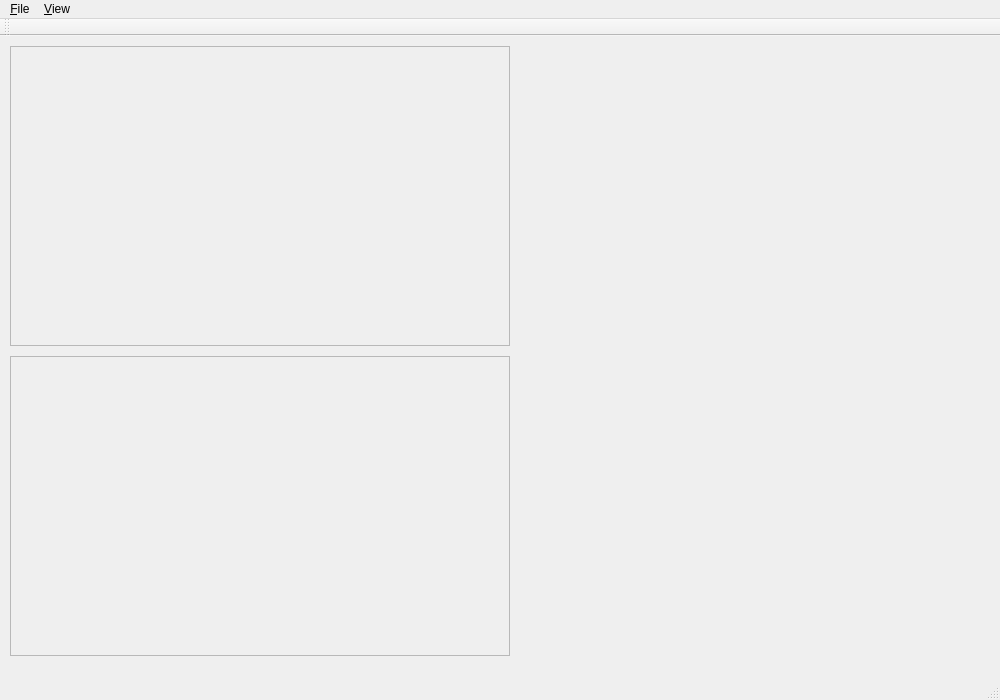
Before: the Qt Designer form mainwindow.ui in phlo577/lut3d, drawn with Qt 5.
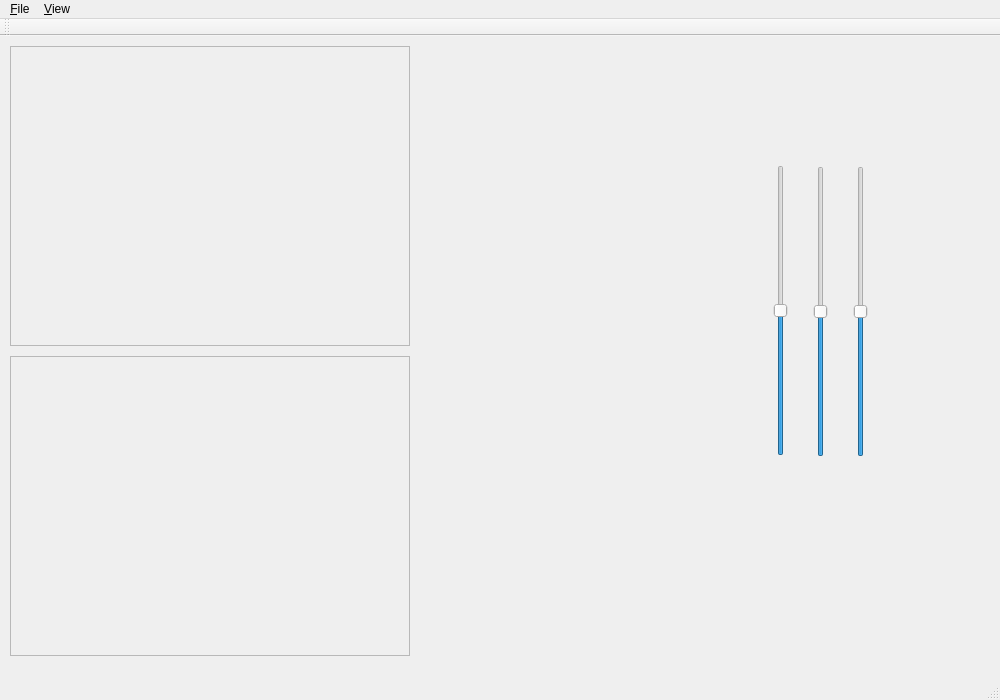
After: the same form once the commit is applied.

Commit message: Added 32bit and 48bit depth handling.\n Added color conversions.\n Added identity lut.\n Added simple L*a*b adjustment GUI.

Diff of the .ui file:
```diff
--- a/mainwindow.ui
+++ b/mainwindow.ui
@@ -25,7 +25,7 @@
      <rect>
       <x>10</x>
       <y>10</y>
-      <width>500</width>
+      <width>400</width>
       <height>300</height>
      </rect>
     </property>
@@ -49,7 +49,7 @@
       <rect>
        <x>0</x>
        <y>0</y>
-       <width>498</width>
+       <width>398</width>
        <height>298</height>
       </rect>
      </property>
@@ -60,7 +60,7 @@
      <rect>
       <x>10</x>
       <y>320</y>
-      <width>500</width>
+      <width>400</width>
       <height>300</height>
      </rect>
     </property>
@@ -78,12 +78,78 @@
       <rect>
        <x>0</x>
        <y>0</y>
-       <width>498</width>
+       <width>398</width>
        <height>298</height>
       </rect>
      </property>
     </widget>
    </widget>
+   <widget class="QSlider" name="sliderL">
+    <property name="geometry">
+     <rect>
+      <x>770</x>
+      <y>129</y>
+      <width>22</width>
+      <height>291</height>
+     </rect>
+    </property>
+    <property name="minimum">
+     <number>-30</number>
+    </property>
+    <property name="maximum">
+     <number>30</number>
+    </property>
+    <property name="singleStep">
+     <number>1</number>
+    </property>
+    <property name="value">
+     <number>0</number>
+    </property>
+    <property name="sliderPosition">
+     <number>0</number>
+    </property>
+    <property name="orientation">
+     <enum>Qt::Vertical</enum>
+    </property>
+   </widget>
+   <widget class="QSlider" name="sliderA">
+    <property name="geometry">
+     <rect>
+      <x>810</x>
+      <y>130</y>
+      <width>22</width>
+      <height>291</height>
+     </rect>
+    </property>
+    <property name="minimum">
+     <number>-30</number>
+    </property>
+    <property name="maximum">
+     <number>30</number>
+    </property>
+    <property name="orientation">
+     <enum>Qt::Vertical</enum>
+    </property>
+   </widget>
+   <widget class="QSlider" name="sliderB">
+    <property name="geometry">
+     <rect>
+      <x>850</x>
+      <y>130</y>
+      <width>22</width>
+      <height>291</height>
+     </rect>
+    </property>
+    <property name="minimum">
+     <number>-30</number>
+    </property>
+    <property name="maximum">
+     <number>30</number>
+    </property>
+    <property name="orientation">
+     <enum>Qt::Vertical</enum>
+    </property>
+   </widget>
   </widget>
   <widget class="QMenuBar" name="menuBar">
    <property name="geometry">
```
The commit also changes 7 other files.
